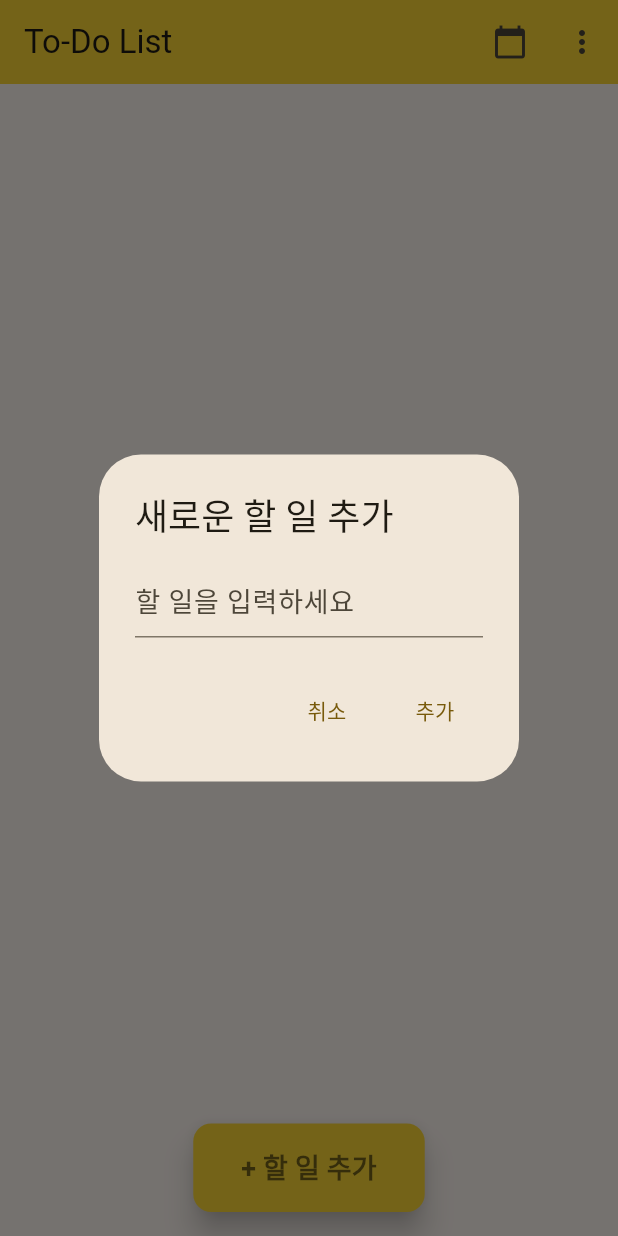
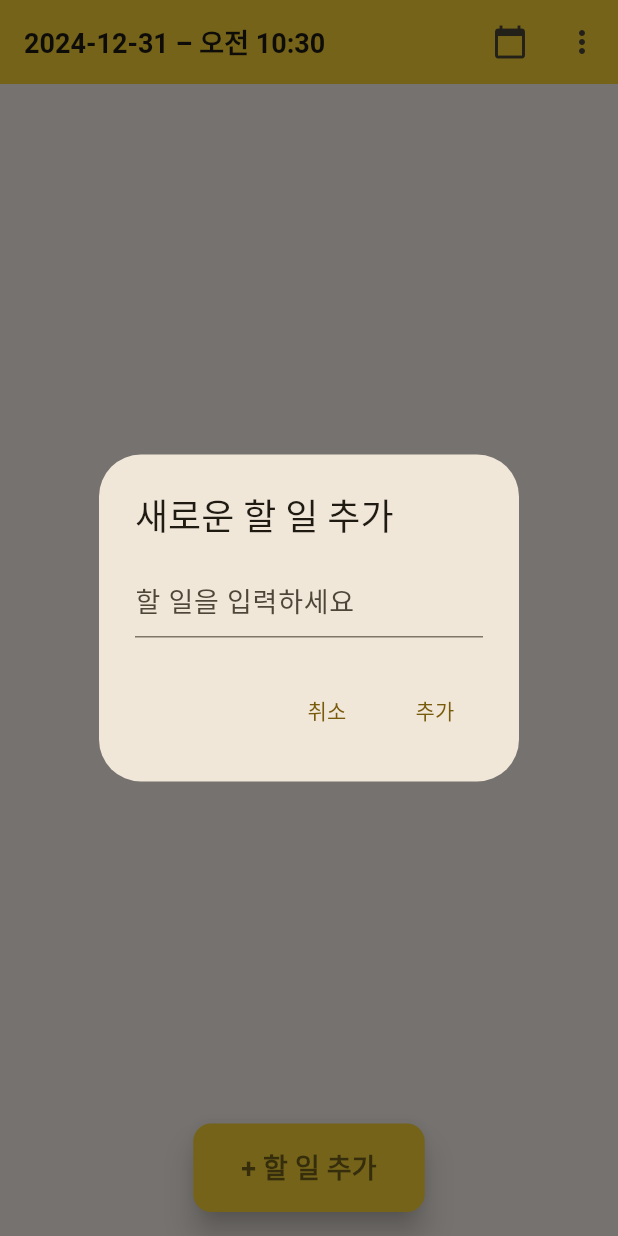
Before and after one commit to SteadyBuilder/todo_app, a Flutter app: the screen it shows after launch, after a tap on "+ 할 일 추가", on a phone screen of 412 x 824 dp. Run offline on Flutter 3.47's test engine with Material 3 defaults, Android fonts, the light colour scheme and no system bars; our stand-ins replace shared_preferences, table_calendar.

Commit message:
타이틀에 현재 일자, 시간 출력하기

```diff
--- a/lib/main.dart
+++ b/lib/main.dart
@@ -38,19 +38,19 @@ class TodoListScreen extends StatefulWidget {
 }
 
 class _TodoListScreenState extends State<TodoListScreen> {
-  final List<Map<String, dynamic>> _todoList = [];
+  final List<Map<String, dynamic>> _todoList = []; // 할 일 리스트
 
-  String _filter = 'all';
-  bool _autoDeleteCompleted = false;
-  DateTime _focusedDay = DateTime.now();
-  DateTime? _selectedDay;
-  CalendarFormat _calendarFormat = CalendarFormat.month;
+  String _filter = 'all'; // 필터 구분 값 (all, active, completed)
+  bool _autoDeleteCompleted = false; // 자동 삭제 옵션 활성화 구분
+  DateTime _focusedDay = DateTime.now(); // 캘린더 오늘 날짜
+  DateTime? _selectedDay; // 캘린더 선택된 날짜
+  CalendarFormat _calendarFormat = CalendarFormat.month; // 캘린더 보기 구분
 
   @override
   void initState() {
     super.initState();
-    _loadTodoList();
-    _loadAutoDeleteSetting();
+    _loadTodoList(); // 저장된 할 일 목록 리스트 로드
+    _loadAutoDeleteSetting(); // 저장된 자동 삭제 옵션 구분값 로드
   }
 
   Future<void> _loadTodoList() async {
@@ -143,6 +143,12 @@ class _TodoListScreenState extends State<TodoListScreen> {
 
   DateTime _normalizeDate(DateTime date) {
     return DateTime(date.year, date.month, date.day);
+  }
+
+  String _formatKoreanTimeOfDay(TimeOfDay time) {
+    final period = time.period == DayPeriod.am ? '오전' : '오후';
+    final hour = time.hourOfPeriod == 0 ? 12 : time.hourOfPeriod;
+    return '$period $hour:${time.minute.toString().padLeft(2, '0')}';
   }
 
   void _showAddTodoDialog(BuildContext context, {required DateTime date}) {
@@ -354,7 +360,18 @@ class _TodoListScreenState extends State<TodoListScreen> {
 
     return Scaffold(
       appBar: AppBar(
-        title: const Text('To-Do List'),
+        title: StreamBuilder<DateTime>(
+          stream: Stream.periodic(
+              const Duration(seconds: 1), (_) => DateTime.now()),
+          builder: (context, snapshot) {
+            final now = snapshot.data ?? DateTime.now();
+            return Text(
+              '${now.toLocal().toString().split(' ')[0]} – ${_formatKoreanTimeOfDay(TimeOfDay.fromDateTime(now))}',
+              style:
+                  const TextStyle(fontSize: 18.0, fontWeight: FontWeight.bold),
+            );
+          },
+        ),
         backgroundColor: Colors.yellow.shade600,
         actions: [
           IconButton(
```
